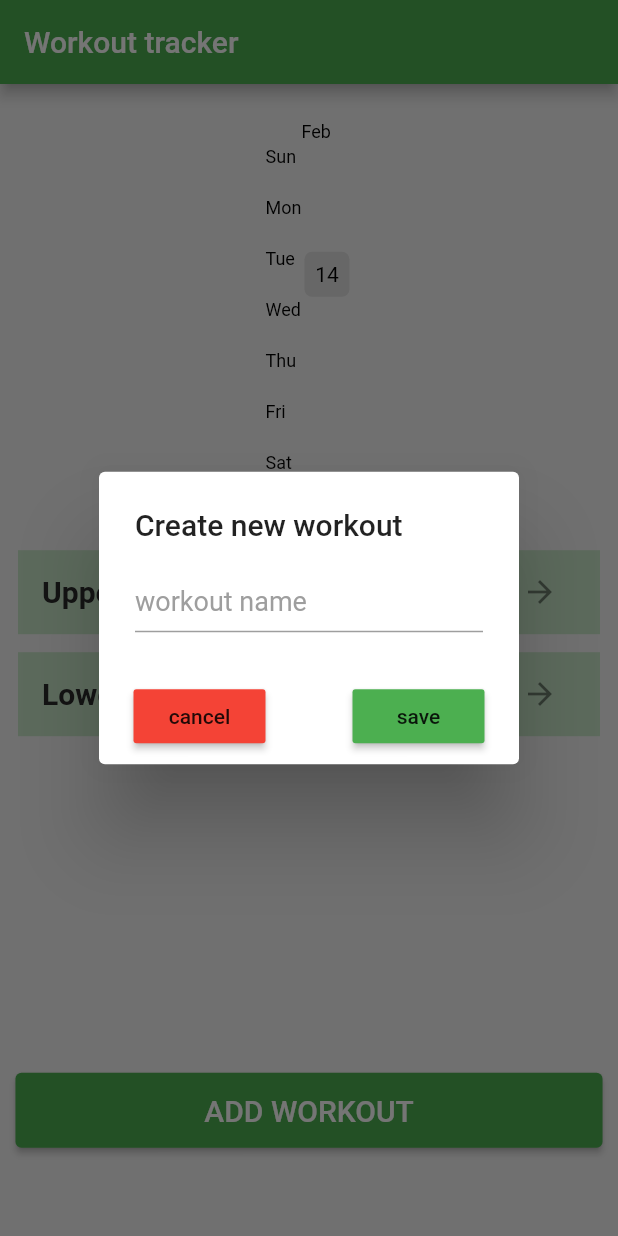
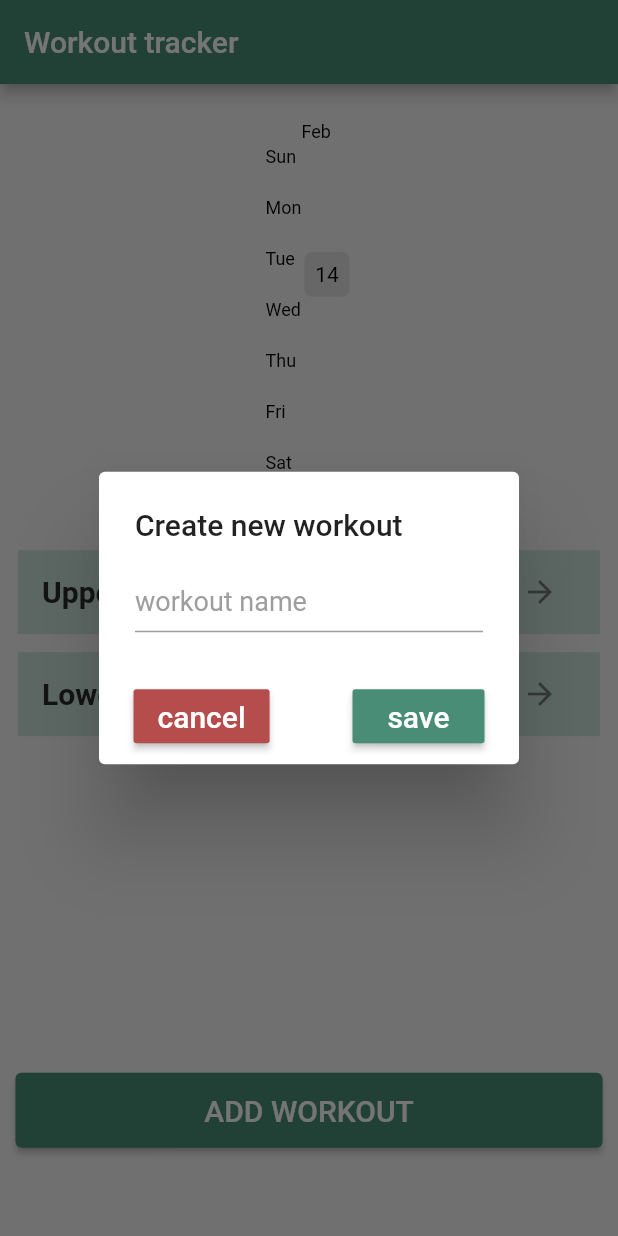
Before and after one commit to dobrunov/workout_tracker, a Flutter app: the screen it shows after launch, after a tap on "ADD WORKOUT", on a phone screen of 412 x 824 dp. Run offline on Flutter 3.47's test engine with Material 2 defaults, Android fonts, the phone set to English and light mode, and no system bars; drawn by our look-alikes of flutter_heatmap_calendar; our stand-ins replace hive, hive_flutter; accounts and stored records are empty.

Commit message:
change color styles

```diff
--- a/lib/components/heat_map.dart
+++ b/lib/components/heat_map.dart
@@ -30,7 +30,7 @@ class MyHeatMap extends StatelessWidget {
         showText: true,
         scrollable: true,
         size: 30,
-        colorsets: const {1: Colors.green, 2: Colors.greenAccent},
+        colorsets: const {1: beige300},
       ),
     );
   }
--- a/lib/constants/color_constants.dart
+++ b/lib/constants/color_constants.dart
@@ -1,12 +1,16 @@
 import 'package:flutter/material.dart';
 
-final green100 = Colors.green[100];
-final green200 = Colors.green[200];
-final green500 = Colors.green[500];
+const green100 = Color(0xffcbe3db);
+const green200 = Color(0xff96beaf);
+const green500 = Color(0xff498D76);
+
+const beige300 = Color(0xffEFCC96);
 
 final grey100 = Colors.grey[100];
 final grey300 = Colors.grey[300];
 
-final red500 = Colors.red[500];
+const red500 = Color(0xffb64d4d);
+
+const white = Color(0xffffffff);
 
 const tileHeaderColor = Color(0xff292929);
--- a/lib/constants/text_styles.dart
+++ b/lib/constants/text_styles.dart
@@ -4,4 +4,4 @@ import 'color_constants.dart';
 
 const tileHeaderTextStyle = TextStyle(fontSize: 20, fontWeight: FontWeight.bold, color: tileHeaderColor);
 const hintTextStyle = TextStyle(fontSize: 18, color: Colors.grey);
-const addButtonTextStyle = TextStyle(fontSize: 20, color: Colors.white);
+const buttonTextStyle = TextStyle(fontSize: 20, color: Colors.white);
--- a/lib/pages/home_page.dart
+++ b/lib/pages/home_page.dart
@@ -1,7 +1,6 @@
 import 'package:flutter/material.dart';
 import 'package:provider/provider.dart';
 import 'package:workout_tracker/constants/decoration_constants.dart';
-import 'package:workout_tracker/models/workout.dart';
 import 'package:workout_tracker/pages/workout_page.dart';
 
 import '../components/dialog_field_widget.dart';
@@ -48,14 +47,20 @@ class _HomePageState extends State<HomePage> {
                 MaterialButton(
                   color: red500,
                   onPressed: cancelWorkout,
-                  child: const Text('cancel'),
+                  child: const Text(
+                    'cancel',
+                    style: buttonTextStyle,
+                  ),
                 ),
 
                 // save button
                 MaterialButton(
                   color: green500,
                   onPressed: saveWorkout,
-                  child: const Text('save'),
+                  child: const Text(
+                    'save',
+                    style: buttonTextStyle,
+                  ),
                 ),
               ],
             ),
@@ -156,7 +161,7 @@ class _HomePageState extends State<HomePage> {
               onPressed: createNewWorkout,
               child: const Text(
                 'ADD WORKOUT',
-                style: addButtonTextStyle,
+                style: buttonTextStyle,
               ),
             ),
             const SizedBox(
```
Also changed, not shown: lib/pages/workout_page.dart (+9 -3 lines).
